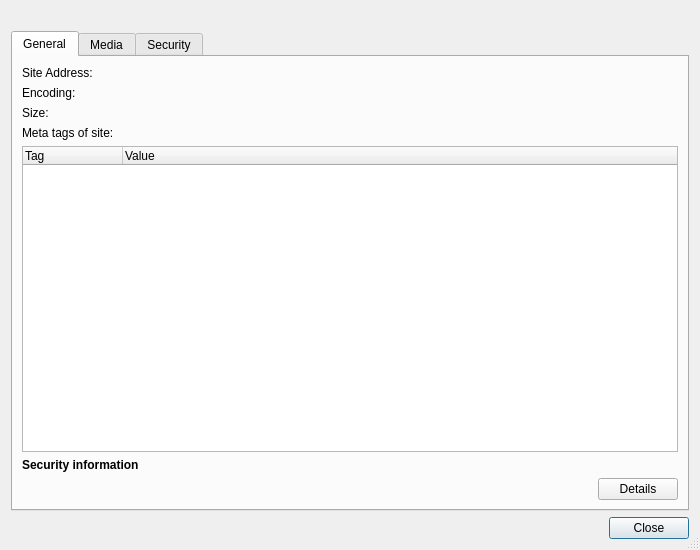
The window that Helpviewer/SiteInfo/SiteInfoDialog.ui (testmana2/test) describes before a commit, drawn with Qt 5.
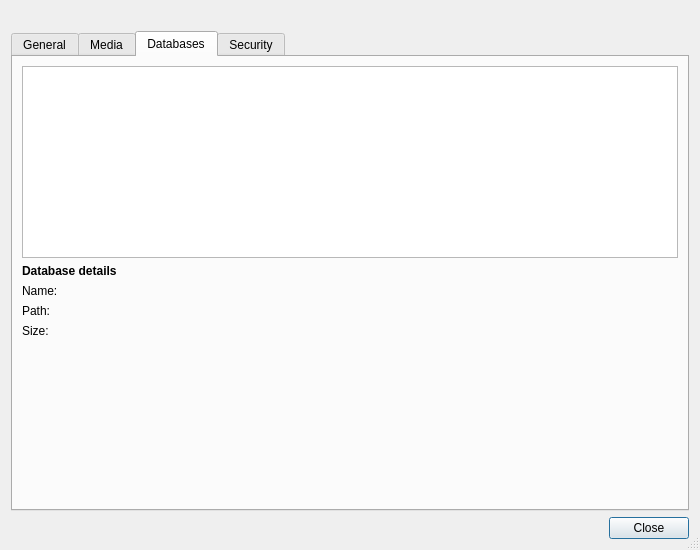
The same window after the commit. The open tabs and pages were chosen to show the change. Custom widgets are drawn as their Qt base class.

Commit message: Added a page to the site info dialog to show web databases of the site.

What changed in the file:
```diff
--- a/Helpviewer/SiteInfo/SiteInfoDialog.ui
+++ b/Helpviewer/SiteInfo/SiteInfoDialog.ui
@@ -236,6 +236,113 @@
        </item>
       </layout>
      </widget>
+     <widget class="QWidget" name="databasesTab">
+      <attribute name="title">
+       <string>Databases</string>
+      </attribute>
+      <layout class="QVBoxLayout" name="verticalLayout_5">
+       <item>
+        <widget class="QListWidget" name="databasesList">
+         <property name="toolTip">
+          <string>Shows a list of databases used by the site</string>
+         </property>
+        </widget>
+       </item>
+       <item>
+        <widget class="QLabel" name="label_10">
+         <property name="text">
+          <string>&lt;b&gt;Database details&lt;/b&gt;</string>
+         </property>
+        </widget>
+       </item>
+       <item>
+        <layout class="QGridLayout" name="gridLayout_3">
+         <item row="0" column="0">
+          <widget class="QLabel" name="label_6">
+           <property name="text">
+            <string>Name:</string>
+           </property>
+          </widget>
+         </item>
+         <item row="0" column="1">
+          <widget class="QLabel" name="databaseName">
+           <property name="sizePolicy">
+            <sizepolicy hsizetype="Expanding" vsizetype="Preferred">
+             <horstretch>0</horstretch>
+             <verstretch>0</verstretch>
+            </sizepolicy>
+           </property>
+           <property name="text">
+            <string>&lt;database not selected&gt;</string>
+           </property>
+           <property name="textInteractionFlags">
+            <set>Qt::LinksAccessibleByMouse|Qt::TextSelectableByMouse</set>
+           </property>
+          </widget>
+         </item>
+         <item row="1" column="0">
+          <widget class="QLabel" name="label_7">
+           <property name="text">
+            <string>Path:</string>
+           </property>
+          </widget>
+         </item>
+         <item row="1" column="1">
+          <widget class="QLabel" name="databasePath">
+           <property name="sizePolicy">
+            <sizepolicy hsizetype="Expanding" vsizetype="Preferred">
+             <horstretch>0</horstretch>
+             <verstretch>0</verstretch>
+            </sizepolicy>
+           </property>
+           <property name="text">
+            <string>&lt;database not selected&gt;</string>
+           </property>
+           <property name="textInteractionFlags">
+            <set>Qt::LinksAccessibleByMouse|Qt::TextSelectableByMouse</set>
+           </property>
+          </widget>
+         </item>
+         <item row="2" column="0">
+          <widget class="QLabel" name="label_8">
+           <property name="text">
+            <string>Size:</string>
+           </property>
+          </widget>
+         </item>
+         <item row="2" column="1">
+          <widget class="QLabel" name="databaseSize">
+           <property name="sizePolicy">
+            <sizepolicy hsizetype="Expanding" vsizetype="Preferred">
+             <horstretch>0</horstretch>
+             <verstretch>0</verstretch>
+            </sizepolicy>
+           </property>
+           <property name="text">
+            <string>&lt;database not selected&gt;</string>
+           </property>
+           <property name="textInteractionFlags">
+            <set>Qt::LinksAccessibleByMouse|Qt::TextSelectableByMouse</set>
+           </property>
+          </widget>
+         </item>
+        </layout>
+       </item>
+       <item>
+        <spacer name="verticalSpacer">
+         <property name="orientation">
+          <enum>Qt::Vertical</enum>
+         </property>
+         <property name="sizeHint" stdset="0">
+          <size>
+           <width>20</width>
+           <height>161</height>
+          </size>
+         </property>
+        </spacer>
+       </item>
+      </layout>
+     </widget>
      <widget class="QWidget" name="securityTab">
       <attribute name="title">
        <string>Security</string>
```
Left out of the diff: 1 changed line with no effect on the pictures. The commit also changes 17 other files.
